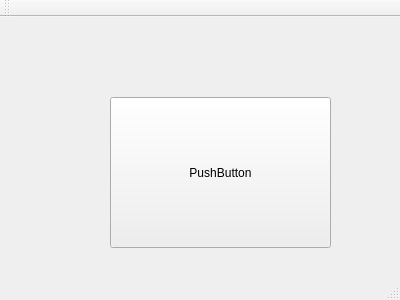
Old version of the form InterfaceGrafica/Hotel/menuinicial.ui in the repository Caioww/Hotel.
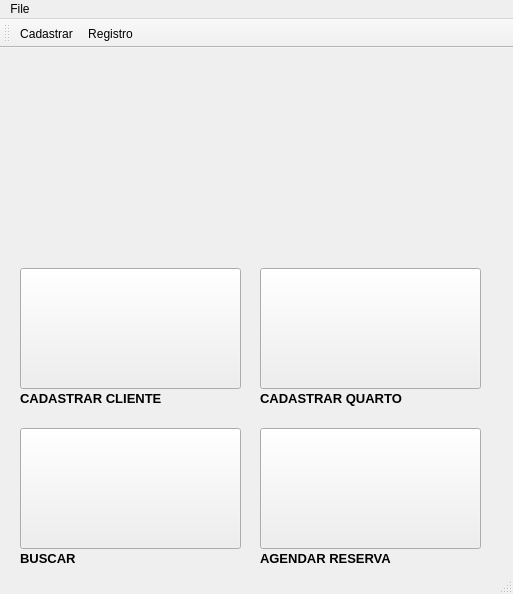
New version of the form. Icons and pictures are not drawn.

Commit message: ajuste buttons forms

Diff of the .ui file:
```diff
--- a/InterfaceGrafica/Hotel/menuinicial.ui
+++ b/InterfaceGrafica/Hotel/menuinicial.ui
@@ -6,25 +6,186 @@
    <rect>
     <x>0</x>
     <y>0</y>
-    <width>400</width>
-    <height>300</height>
+    <width>513</width>
+    <height>594</height>
    </rect>
   </property>
   <property name="windowTitle">
    <string>MenuInicial</string>
   </property>
   <widget class="QWidget" name="centralWidget">
+   <widget class="QLabel" name="label">
+    <property name="geometry">
+     <rect>
+      <x>10</x>
+      <y>0</y>
+      <width>461</width>
+      <height>211</height>
+     </rect>
+    </property>
+    <property name="text">
+     <string/>
+    </property>
+    <property name="pixmap">
+     <pixmap resource="arquivosrecurso.qrc">:/imgs/imagens/hotem-imagem.jpg</pixmap>
+    </property>
+    <property name="scaledContents">
+     <bool>true</bool>
+    </property>
+   </widget>
+   <widget class="QPushButton" name="btnBuscar">
+    <property name="geometry">
+     <rect>
+      <x>260</x>
+      <y>220</y>
+      <width>221</width>
+      <height>121</height>
+     </rect>
+    </property>
+    <property name="toolTip">
+     <string>&lt;html&gt;&lt;head/&gt;&lt;body&gt;&lt;p&gt;&lt;br/&gt;&lt;/p&gt;&lt;/body&gt;&lt;/html&gt;</string>
+    </property>
+    <property name="whatsThis">
+     <string>&lt;html&gt;&lt;head/&gt;&lt;body&gt;&lt;p&gt;&lt;br/&gt;&lt;/p&gt;&lt;/body&gt;&lt;/html&gt;</string>
+    </property>
+    <property name="styleSheet">
+     <string notr="true">background-image: url(:/imgs/imagens/quarto-adicionar.jpg)</string>
+    </property>
+    <property name="text">
+     <string/>
+    </property>
+   </widget>
+   <widget class="QPushButton" name="btnCadastroCliente">
+    <property name="geometry">
+     <rect>
+      <x>20</x>
+      <y>220</y>
+      <width>221</width>
+      <height>121</height>
+     </rect>
+    </property>
+    <property name="styleSheet">
+     <string notr="true">background-image: url(:/imgs/imagens/icone-cadastro-cliente3-png.png)</string>
+    </property>
+    <property name="text">
+     <string/>
+    </property>
+   </widget>
    <widget class="QPushButton" name="pushButton">
     <property name="geometry">
      <rect>
-      <x>110</x>
-      <y>80</y>
+      <x>20</x>
+      <y>380</y>
       <width>221</width>
-      <height>151</height>
+      <height>121</height>
      </rect>
     </property>
+    <property name="styleSheet">
+     <string notr="true">background-image: url(:/imgs/imagens/buscar-cliente.png)</string>
+    </property>
     <property name="text">
-     <string>PushButton</string>
+     <string/>
+    </property>
+   </widget>
+   <widget class="QPushButton" name="pushButton_3">
+    <property name="geometry">
+     <rect>
+      <x>260</x>
+      <y>380</y>
+      <width>221</width>
+      <height>121</height>
+     </rect>
+    </property>
+    <property name="styleSheet">
+     <string notr="true">background-image: url(:/imgs/imagens/calendario.png)</string>
+    </property>
+    <property name="text">
+     <string/>
+    </property>
+   </widget>
+   <widget class="QLabel" name="label_2">
+    <property name="geometry">
+     <rect>
+      <x>20</x>
+      <y>340</y>
+      <width>221</width>
+      <height>21</height>
+     </rect>
+    </property>
+    <property name="font">
+     <font>
+      <family>Arial</family>
+      <pointsize>10</pointsize>
+      <weight>75</weight>
+      <bold>true</bold>
+     </font>
+    </property>
+    <property name="text">
+     <string>CADASTRAR CLIENTE</string>
+    </property>
+   </widget>
+   <widget class="QLabel" name="label_3">
+    <property name="geometry">
+     <rect>
+      <x>260</x>
+      <y>340</y>
+      <width>221</width>
+      <height>21</height>
+     </rect>
+    </property>
+    <property name="font">
+     <font>
+      <family>Arial</family>
+      <pointsize>10</pointsize>
+      <weight>75</weight>
+      <italic>false</italic>
+      <bold>true</bold>
+     </font>
+    </property>
+    <property name="text">
+     <string>CADASTRAR QUARTO</string>
+    </property>
+   </widget>
+   <widget class="QLabel" name="label_4">
+    <property name="geometry">
+     <rect>
+      <x>20</x>
+      <y>500</y>
+      <width>221</width>
+      <height>21</height>
+     </rect>
+    </property>
+    <property name="font">
+     <font>
+      <family>Arial</family>
+      <pointsize>10</pointsize>
+      <weight>75</weight>
+      <bold>true</bold>
+     </font>
+    </property>
+    <property name="text">
+     <string>BUSCAR</string>
+    </property>
+   </widget>
+   <widget class="QLabel" name="label_5">
+    <property name="geometry">
+     <rect>
+      <x>260</x>
+      <y>500</y>
+      <width>221</width>
+      <height>21</height>
+     </rect>
+    </property>
+    <property name="font">
+     <font>
+      <family>Arial</family>
+      <pointsize>10</pointsize>
+      <weight>75</weight>
+      <bold>true</bold>
+     </font>
+    </property>
+    <property name="text">
+     <string>AGENDAR RESERVA</string>
     </property>
    </widget>
   </widget>
@@ -33,10 +194,18 @@
     <rect>
      <x>0</x>
      <y>0</y>
-     <width>400</width>
+     <width>513</width>
      <height>26</height>
     </rect>
    </property>
+   <widget class="QMenu" name="menuFile">
+    <property name="title">
+     <string>File</string>
+    </property>
+    <addaction name="actionCadastrar"/>
+    <addaction name="actionRegistro"/>
+   </widget>
+   <addaction name="menuFile"/>
   </widget>
   <widget class="QToolBar" name="mainToolBar">
    <attribute name="toolBarArea">
@@ -45,8 +214,20 @@
    <attribute name="toolBarBreak">
     <bool>false</bool>
    </attribute>
+   <addaction name="actionCadastrar"/>
+   <addaction name="actionRegistro"/>
   </widget>
   <widget class="QStatusBar" name="statusBar"/>
+  <action name="actionCadastrar">
+   <property name="text">
+    <string>Cadastrar</string>
+   </property>
+  </action>
+  <action name="actionRegistro">
+   <property name="text">
+    <string>Registro</string>
+   </property>
+  </action>
  </widget>
  <layoutdefault spacing="6" margin="11"/>
  <resources/>
```
Left out of the diff: 4 changed lines with no effect on the pictures. The commit also changes 15 other files.
